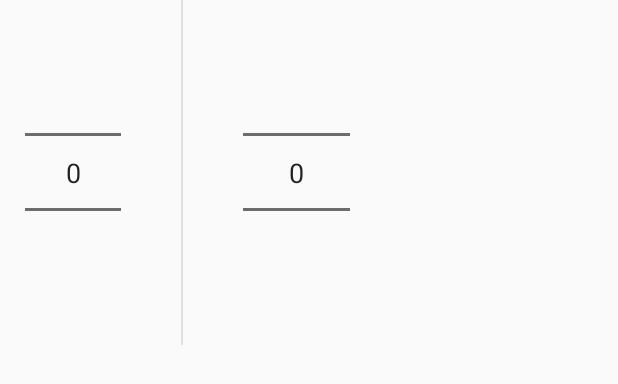
After one commit to kfaryarok/kfaryarok-android-v2, an Android app: the layout dialog_class_selector_allpickers.xml on its own in the app's theme, with its tools: preview values and no code run, on a phone screen of 412 x 824 dp. The commit adds this screen. Shown: the top 384 px of the screen. Run offline under Robolectric (Android 15) with nearby library versions, the phone set to English and light mode, and no system bars.

Commit message:
Created GradePicker (WIP), a NumberPicker styled picker for grades meant to replace the radio buttons

```diff
--- /dev/null
+++ b/app/src/main/java/io/github/kfaryarok/android/settings/prefs/GradePicker.java
@@ -0,0 +1,34 @@
+package io.github.kfaryarok.android.settings.prefs;
+
+import android.content.Context;
+import android.os.Build;
+import android.support.annotation.RequiresApi;
+import android.util.AttributeSet;
+import android.widget.NumberPicker;
+
+/**
+ * Extension of NumberPicker for picking grades.
+ * Has 6 options, each options representing a grade.
+ *
+ * @author tbsc on 26/12/2017
+ */
+public class GradePicker extends NumberPicker {
+
+    public GradePicker(Context context) {
+        super(context);
+    }
+
+    public GradePicker(Context context, AttributeSet attrs) {
+        super(context, attrs);
+    }
+
+    public GradePicker(Context context, AttributeSet attrs, int defStyleAttr) {
+        super(context, attrs, defStyleAttr);
+    }
+
+    @RequiresApi(api = Build.VERSION_CODES.LOLLIPOP)
+    public GradePicker(Context context, AttributeSet attrs, int defStyleAttr, int defStyleRes) {
+        super(context, attrs, defStyleAttr, defStyleRes);
+    }
+
+}
--- a/app/src/main/res/layout/dialog_class_selector.xml
+++ b/app/src/main/res/layout/dialog_class_selector.xml
@@ -77,7 +77,7 @@
         android:layout_marginLeft="40dp"
         android:layout_marginStart="40dp"
         android:layout_gravity="center"
-        android:theme="@style/ClassNumPicker"/>
+        android:theme="@style/ClassPicker"/>
 
 </LinearLayout>
 
--- /dev/null
+++ b/app/src/main/res/layout/dialog_class_selector_allpickers.xml
@@ -0,0 +1,41 @@
+<?xml version="1.0" encoding="utf-8"?>
+<LinearLayout
+    xmlns:android="http://schemas.android.com/apk/res/android"
+    android:id="@+id/ll_dialog_class_selectors"
+    android:layout_width="250dp"
+    android:layout_height="wrap_content"
+    android:gravity="center">
+
+    <io.github.kfaryarok.android.settings.prefs.GradePicker
+        android:id="@+id/gp_dialog_class_grade"
+        android:layout_width="wrap_content"
+        android:layout_height="match_parent"
+        android:layout_marginRight="40dp"
+        android:layout_marginEnd="40dp"
+        android:gravity="center"
+        android:theme="@style/ClassPicker"/>
+
+    <View
+        android:id="@+id/view_dialog_class_divider"
+        android:layout_width="1dp"
+        android:layout_height="230dp"
+        android:background="#E0E0E0"
+        android:layout_gravity="center"/>
+
+    <NumberPicker
+        android:id="@+id/np_dialog_class_num"
+        android:layout_width="71dp"
+        android:layout_height="match_parent"
+        android:layout_marginLeft="40dp"
+        android:layout_marginStart="40dp"
+        android:layout_gravity="center"
+        android:theme="@style/ClassPicker"/>
+
+</LinearLayout>
+
+    <!--<CheckBox-->
+    <!--android:id="@+id/cb_dialog_class_showall"-->
+    <!--android:layout_width="wrap_content"-->
+    <!--android:layout_height="wrap_content"-->
+    <!--android:layout_gravity="center"-->
+    <!--android:text="@string/cb_dialog_class_showall"/>-->
--- a/app/src/main/res/values/styles.xml
+++ b/app/src/main/res/values/styles.xml
@@ -9,7 +9,7 @@
         <item name="preferenceTheme">@style/PreferenceThemeOverlay</item>
     </style>
 
-    <style name="ClassNumPicker">
+    <style name="ClassPicker">
         <item name="android:textSize">18sp</item>
     </style>
 
```
